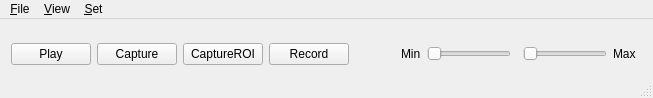
Qt form dc_io/dc_io.ui (gulimujyujyu/xlzhuathku) before a commit.
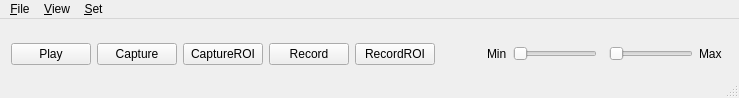
The same form after that commit. Custom widgets are drawn as their Qt base class.

Commit message: MOD: dc_io, add Record ROI

The edit to the form file:
```diff
--- a/dc_io/dc_io.ui
+++ b/dc_io/dc_io.ui
@@ -27,7 +27,7 @@
     </sizepolicy>
    </property>
    <layout class="QGridLayout" name="gridLayout">
-    <item row="0" column="0" colspan="11">
+    <item row="0" column="0" colspan="12">
      <widget class="XlDisplay" name="Display" native="true">
       <property name="enabled">
        <bool>true</bool>
@@ -74,7 +74,7 @@
       </property>
      </widget>
     </item>
-    <item row="1" column="5">
+    <item row="1" column="6">
      <widget class="QLabel" name="minLabel">
       <property name="text">
        <string>Min</string>
@@ -84,21 +84,21 @@
       </property>
      </widget>
     </item>
-    <item row="1" column="6">
+    <item row="1" column="7">
      <widget class="QSlider" name="minSlider">
       <property name="orientation">
        <enum>Qt::Horizontal</enum>
       </property>
      </widget>
     </item>
-    <item row="1" column="8">
+    <item row="1" column="9">
      <widget class="QSlider" name="maxSlider">
       <property name="orientation">
        <enum>Qt::Horizontal</enum>
       </property>
      </widget>
     </item>
-    <item row="1" column="4">
+    <item row="1" column="5">
      <spacer name="horizontalSpacer">
       <property name="orientation">
        <enum>Qt::Horizontal</enum>
@@ -111,7 +111,7 @@
       </property>
      </spacer>
     </item>
-    <item row="1" column="9">
+    <item row="1" column="10">
      <widget class="QLabel" name="maxLabel">
       <property name="text">
        <string>Max</string>
@@ -121,6 +121,16 @@
       </property>
      </widget>
     </item>
+    <item row="1" column="4">
+     <widget class="QPushButton" name="RecordROIButton">
+      <property name="text">
+       <string>RecordROI</string>
+      </property>
+      <property name="checkable">
+       <bool>true</bool>
+      </property>
+     </widget>
+    </item>
    </layout>
   </widget>
   <widget class="QMenuBar" name="menuBar">
```
The commit also changes 5 other files.
